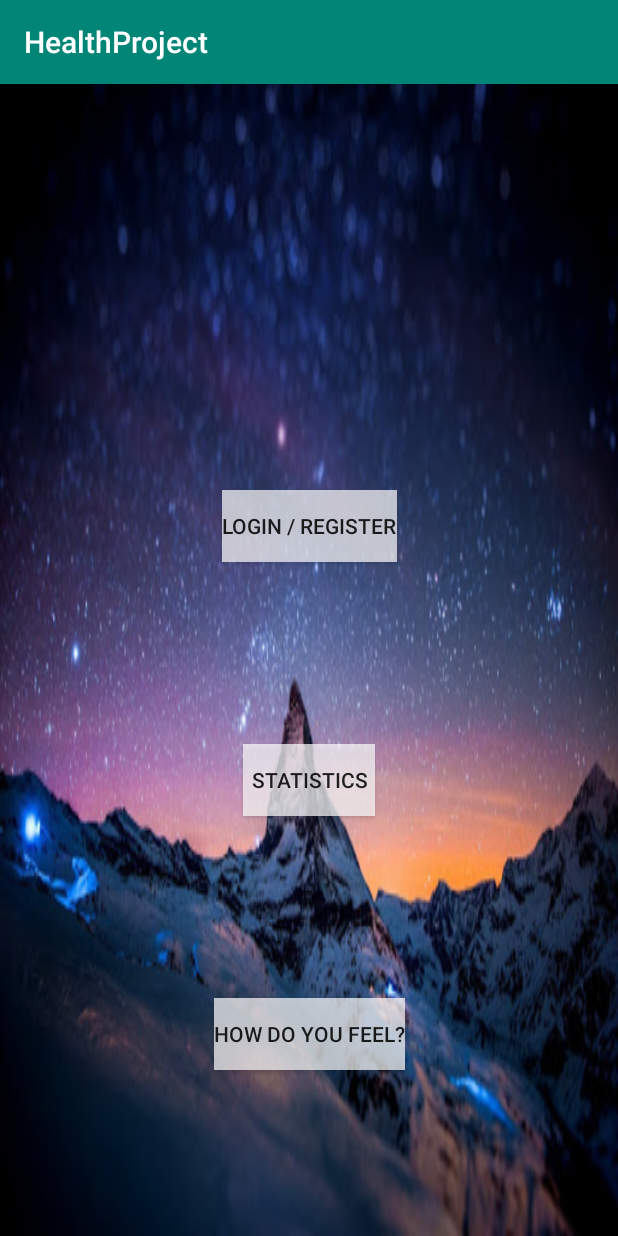
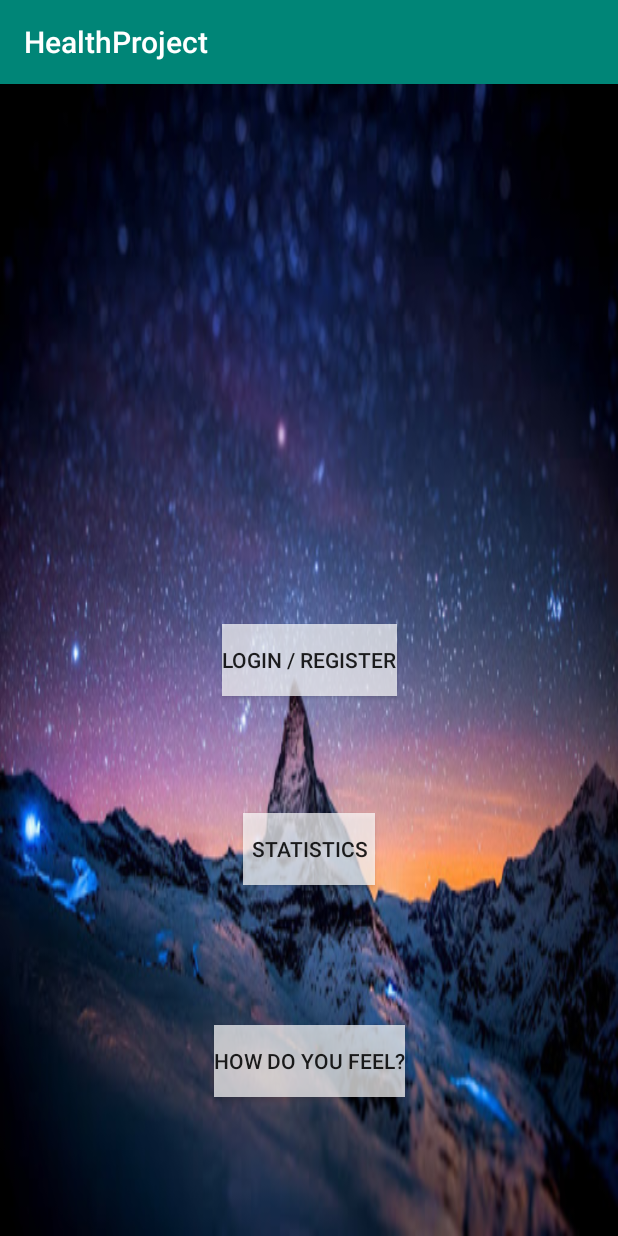
Before and after one commit to Orlian/HealthProject-Ryhma9, an Android app: the screen it shows after launch (MainActivity), on a phone screen of 412 x 824 dp. Run offline under Robolectric (Android 15) with nearby library versions, the phone set to English and light mode, and no system bars.

Commit message:
main aktiviteetin layouttia muokattu

```diff
--- a/app/src/main/res/layout/activity_main.xml
+++ b/app/src/main/res/layout/activity_main.xml
@@ -25,17 +25,14 @@
         android:id="@+id/loginRegisterButton"
         android:layout_width="wrap_content"
         android:layout_height="wrap_content"
-        android:layout_marginTop="180dp"
-        android:layout_marginBottom="15dp"
         android:background="#B4FFFFFF"
         android:onClick="onClick"
         android:text="@string/login_register_button"
-        app:layout_constraintBottom_toTopOf="@+id/statsButton"
+        app:layout_constraintBottom_toBottomOf="@+id/mainMenuImage"
         app:layout_constraintEnd_toEndOf="parent"
         app:layout_constraintHorizontal_bias="0.502"
         app:layout_constraintStart_toStartOf="parent"
-        app:layout_constraintTop_toTopOf="@+id/mainMenuImage"
-        app:layout_constraintVertical_bias="0.63" />
+        app:layout_constraintTop_toTopOf="@+id/mainMenuImage" />
 
     <Button
         android:id="@+id/statsButton"
@@ -43,32 +40,28 @@
         android:layout_height="wrap_content"
         android:layout_marginStart="140dp"
         android:layout_marginLeft="140dp"
-        android:layout_marginTop="15dp"
         android:layout_marginEnd="140dp"
         android:layout_marginRight="140dp"
-        android:layout_marginBottom="15dp"
         android:background="#B4FFFFFF"
         android:onClick="onClick"
         android:text="@string/stats_button"
-        app:layout_constraintBottom_toTopOf="@+id/mainButton"
+        app:layout_constraintBottom_toBottomOf="@+id/mainMenuImage"
         app:layout_constraintEnd_toEndOf="parent"
         app:layout_constraintStart_toStartOf="parent"
-        app:layout_constraintTop_toBottomOf="@+id/loginRegisterButton" />
+        app:layout_constraintTop_toBottomOf="@+id/loginRegisterButton"
+        app:layout_constraintVertical_bias="0.25" />
 
     <Button
         android:id="@+id/mainButton"
         android:layout_width="wrap_content"
         android:layout_height="wrap_content"
-        android:layout_marginTop="15dp"
-        android:layout_marginBottom="20dp"
         android:background="#B4FFFFFF"
         android:onClick="onClick"
         android:text="@string/start_button"
         app:layout_constraintBottom_toBottomOf="@+id/mainMenuImage"
         app:layout_constraintEnd_toEndOf="parent"
         app:layout_constraintStart_toStartOf="parent"
-        app:layout_constraintTop_toBottomOf="@+id/statsButton"
-        app:layout_constraintVertical_bias="0.73" />
+        app:layout_constraintTop_toBottomOf="@+id/statsButton" />
 
     <androidx.constraintlayout.widget.Guideline
         android:id="@+id/guideline4"
--- a/app/src/main/res/layout/activity_main_results.xml
+++ b/app/src/main/res/layout/activity_main_results.xml
@@ -11,6 +11,7 @@
         android:id="@+id/imageView"
         android:layout_width="wrap_content"
         android:layout_height="wrap_content"
+        android:background="@drawable/rentouttavakuva"
         android:scaleType="center"
         app:layout_constraintBottom_toBottomOf="parent"
         app:layout_constraintEnd_toEndOf="parent"
```
